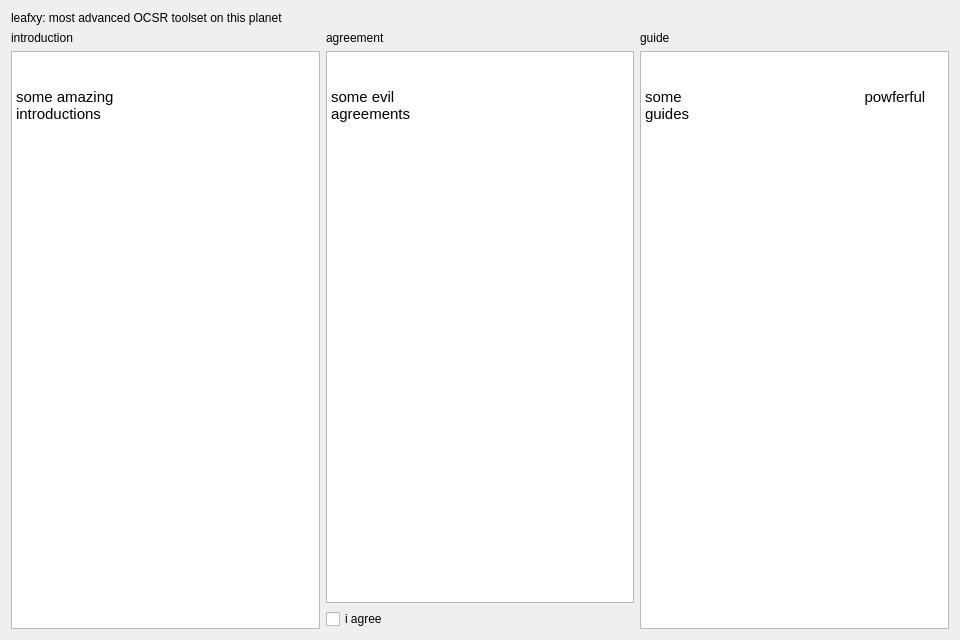
Qt form app/ui/welcome_widget.ui (xuguodong1999/COCR) before a commit.
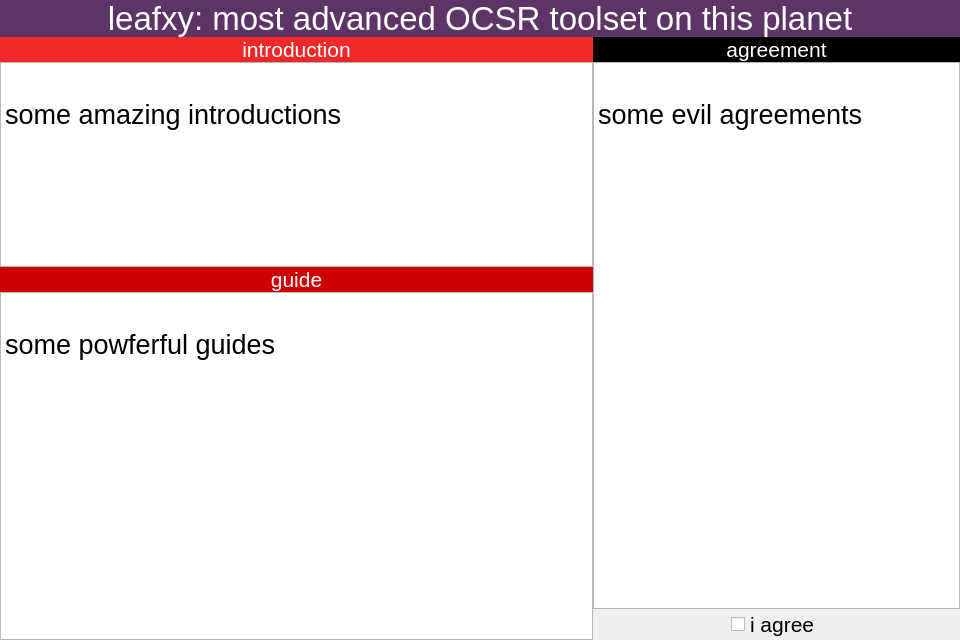
The same form after that commit. Icons and pictures are not drawn.

```diff
--- a/app/ui/welcome_widget.ui
+++ b/app/ui/welcome_widget.ui
@@ -14,26 +14,97 @@
             <string>Welcome</string>
         </property>
         <layout class="QVBoxLayout" name="verticalLayout">
+            <property name="spacing">
+                <number>0</number>
+            </property>
+            <property name="leftMargin">
+                <number>0</number>
+            </property>
+            <property name="topMargin">
+                <number>0</number>
+            </property>
+            <property name="rightMargin">
+                <number>0</number>
+            </property>
+            <property name="bottomMargin">
+                <number>0</number>
+            </property>
             <item>
                 <widget class="QLabel" name="welcome_label">
+                    <property name="sizePolicy">
+                        <sizepolicy hsizetype="Preferred" vsizetype="Fixed">
+                            <horstretch>0</horstretch>
+                            <verstretch>0</verstretch>
+                        </sizepolicy>
+                    </property>
+                    <property name="font">
+                        <font>
+                            <pointsize>25</pointsize>
+                        </font>
+                    </property>
+                    <property name="styleSheet">
+                        <string notr="true">background-color: rgb(92, 53, 102);
+                            color: rgb(255, 255, 255);
+                        </string>
+                    </property>
                     <property name="text">
                         <string>leafxy: most advanced OCSR toolset on this planet</string>
                     </property>
+                    <property name="alignment">
+                        <set>Qt::AlignCenter</set>
+                    </property>
                 </widget>
             </item>
             <item>
-                <layout class="QHBoxLayout" name="info_layout">
-                    <item>
+                <layout class="QGridLayout" name="gridLayout" rowstretch="618,1000" columnstretch="1000,618">
+                    <property name="spacing">
+                        <number>0</number>
+                    </property>
+                    <item row="0" column="0">
                         <layout class="QVBoxLayout" name="intro_layout">
+                            <property name="spacing">
+                                <number>0</number>
+                            </property>
                             <item>
                                 <widget class="QLabel" name="intro_label">
+                                    <property name="sizePolicy">
+                                        <sizepolicy hsizetype="Preferred" vsizetype="Fixed">
+                                            <horstretch>0</horstretch>
+                                            <verstretch>0</verstretch>
+                                        </sizepolicy>
+                                    </property>
+                                    <property name="font">
+                                        <font>
+                                            <pointsize>16</pointsize>
+                                        </font>
+                                    </property>
+                                    <property name="styleSheet">
+                                        <string notr="true">color: rgb(255, 255, 255);
+                                            background-color: rgb(239, 41, 41);
+                                        </string>
+                                    </property>
                                     <property name="text">
                                         <string>introduction</string>
                                     </property>
+                                    <property name="alignment">
+                                        <set>Qt::AlignCenter</set>
+                                    </property>
                                 </widget>
                             </item>
                             <item>
                                 <widget class="QTextEdit" name="intro_edit">
+                                    <property name="sizePolicy">
+                                        <sizepolicy hsizetype="Preferred" vsizetype="Preferred">
+                                            <horstretch>0</horstretch>
+                                            <verstretch>0</verstretch>
+                                        </sizepolicy>
+                                    </property>
+                                    <property name="inputMethodHints">
+                                        <set>Qt::ImhNone</set>
+                                    </property>
+                                    <property name="readOnly">
+                                        <bool>true</bool>
+                                    </property>
                                     <property name="html">
                                         <string>&lt;!DOCTYPE HTML PUBLIC &quot;-//W3C//DTD HTML 4.0//EN&quot; &quot;http://www.w3.org/TR/REC-html40/strict.dtd&quot;&gt;
                                             &lt;html&gt;&lt;head&gt;&lt;meta name=&quot;qrichtext&quot; content=&quot;1&quot;
@@ -42,28 +113,59 @@
                                             &lt;/style&gt;&lt;/head&gt;&lt;body style=&quot; font-family:'Ubuntu';
                                             font-size:11pt; font-weight:400; font-style:normal;&quot;&gt;
                                             &lt;p style=&quot; margin-top:0px; margin-bottom:0px; margin-left:0px;
-                                            margin-right:0px; -qt-block-indent:0; text-indent:0px;&quot;&gt;some amazing
-                                            introductions&lt;/p&gt;
-                                            &lt;p style=&quot; margin-top:0px; margin-bottom:0px; margin-left:0px;
-                                            margin-right:0px; -qt-block-indent:0; text-indent:0px;&quot;&gt;&lt;img src=&quot;:/img/logo.ico&quot;
-                                            /&gt;&lt;/p&gt;&lt;/body&gt;&lt;/html&gt;
+                                            margin-right:0px; -qt-block-indent:0; text-indent:0px;&quot;&gt;&lt;span
+                                            style=&quot; font-size:20pt;&quot;&gt;some amazing introductions&lt;/span&gt;&lt;/p&gt;&lt;/body&gt;&lt;/html&gt;
                                         </string>
                                     </property>
                                 </widget>
                             </item>
                         </layout>
                     </item>
-                    <item>
+                    <item row="0" column="1" rowspan="2">
                         <layout class="QVBoxLayout" name="agree_layout">
+                            <property name="spacing">
+                                <number>0</number>
+                            </property>
                             <item>
                                 <widget class="QLabel" name="agree_label">
+                                    <property name="sizePolicy">
+                                        <sizepolicy hsizetype="Preferred" vsizetype="Fixed">
+                                            <horstretch>0</horstretch>
+                                            <verstretch>0</verstretch>
+                                        </sizepolicy>
+                                    </property>
+                                    <property name="font">
+                                        <font>
+                                            <pointsize>16</pointsize>
+                                        </font>
+                                    </property>
+                                    <property name="styleSheet">
+                                        <string notr="true">color: rgb(255, 255, 255);
+                                            background-color: rgb(0, 0, 0);
+                                        </string>
+                                    </property>
                                     <property name="text">
                                         <string>agreement</string>
                                     </property>
+                                    <property name="alignment">
+                                        <set>Qt::AlignCenter</set>
+                                    </property>
                                 </widget>
                             </item>
                             <item>
                                 <widget class="QTextEdit" name="agree_edit">
+                                    <property name="sizePolicy">
+                                        <sizepolicy hsizetype="Preferred" vsizetype="Expanding">
+                                            <horstretch>0</horstretch>
+                                            <verstretch>0</verstretch>
+                                        </sizepolicy>
+                                    </property>
+                                    <property name="inputMethodHints">
+                                        <set>Qt::ImhNone</set>
+                                    </property>
+                                    <property name="readOnly">
+                                        <bool>true</bool>
+                                    </property>
                                     <property name="html">
                                         <string>&lt;!DOCTYPE HTML PUBLIC &quot;-//W3C//DTD HTML 4.0//EN&quot; &quot;http://www.w3.org/TR/REC-html40/strict.dtd&quot;&gt;
                                             &lt;html&gt;&lt;head&gt;&lt;meta name=&quot;qrichtext&quot; content=&quot;1&quot;
@@ -72,35 +174,97 @@
                                             &lt;/style&gt;&lt;/head&gt;&lt;body style=&quot; font-family:'Ubuntu';
                                             font-size:11pt; font-weight:400; font-style:normal;&quot;&gt;
                                             &lt;p style=&quot; margin-top:0px; margin-bottom:0px; margin-left:0px;
-                                            margin-right:0px; -qt-block-indent:0; text-indent:0px;&quot;&gt;some evil
-                                            agreements&lt;/p&gt;
-                                            &lt;p style=&quot; margin-top:0px; margin-bottom:0px; margin-left:0px;
-                                            margin-right:0px; -qt-block-indent:0; text-indent:0px;&quot;&gt;&lt;img src=&quot;:/img/logo.ico&quot;
-                                            /&gt;&lt;/p&gt;&lt;/body&gt;&lt;/html&gt;
+                                            margin-right:0px; -qt-block-indent:0; text-indent:0px;&quot;&gt;&lt;span
+                                            style=&quot; font-size:20pt;&quot;&gt;some evil agreements&lt;/span&gt;&lt;/p&gt;&lt;/body&gt;&lt;/html&gt;
                                         </string>
                                     </property>
                                 </widget>
                             </item>
-                            <item>
+                            <item alignment="Qt::AlignHCenter|Qt::AlignVCenter">
                                 <widget class="QCheckBox" name="agree_box">
+                                    <property name="sizePolicy">
+                                        <sizepolicy hsizetype="Expanding" vsizetype="Preferred">
+                                            <horstretch>0</horstretch>
+                                            <verstretch>0</verstretch>
+                                        </sizepolicy>
+                                    </property>
+                                    <property name="font">
+                                        <font>
+                                            <pointsize>16</pointsize>
+                                        </font>
+                                    </property>
+                                    <property name="layoutDirection">
+                                        <enum>Qt::LeftToRight</enum>
+                                    </property>
+                                    <property name="styleSheet">
+                                        <string notr="true"/>
+                                    </property>
                                     <property name="text">
                                         <string>i agree</string>
                                     </property>
+                                    <property name="icon">
+                                        <iconset resource="../../resources/app.qrc">
+                                            <normaloff>:/img/home.png</normaloff>:/img/home.png
+                                        </iconset>
+                                    </property>
+                                    <property name="iconSize">
+                                        <size>
+                                            <width>32</width>
+                                            <height>32</height>
+                                        </size>
+                                    </property>
+                                    <property name="tristate">
+                                        <bool>false</bool>
+                                    </property>
                                 </widget>
                             </item>
                         </layout>
                     </item>
-                    <item>
+                    <item row="1" column="0">
                         <layout class="QVBoxLayout" name="guide_layout">
+                            <property name="spacing">
+                                <number>0</number>
+                            </property>
                             <item>
                                 <widget class="QLabel" name="guide_label">
+                                    <property name="sizePolicy">
+                                        <sizepolicy hsizetype="Preferred" vsizetype="Fixed">
+                                            <horstretch>0</horstretch>
+                                            <verstretch>0</verstretch>
+                                        </sizepolicy>
+                                    </property>
+                                    <property name="font">
+                                        <font>
+                                            <pointsize>16</pointsize>
+                                        </font>
+                                    </property>
+                                    <property name="styleSheet">
+                                        <string notr="true">color: rgb(255, 255, 255);
+                                            background-color: rgb(204, 0, 0);
+                                        </string>
+                                    </property>
                                     <property name="text">
                                         <string>guide</string>
                                     </property>
+                                    <property name="alignment">
+                                        <set>Qt::AlignCenter</set>
+                                    </property>
                                 </widget>
                             </item>
                             <item>
                                 <widget class="QTextEdit" name="guide_edit">
+                                    <property name="sizePolicy">
+                                        <sizepolicy hsizetype="Preferred" vsizetype="Preferred">
+                                            <horstretch>0</horstretch>
+                                            <verstretch>0</verstretch>
+                                        </sizepolicy>
+                                    </property>
+                                    <property name="inputMethodHints">
+                                        <set>Qt::ImhNone</set>
+                                    </property>
+                                    <property name="readOnly">
+                                        <bool>true</bool>
+                                    </property>
                                     <property name="html">
                                         <string>&lt;!DOCTYPE HTML PUBLIC &quot;-//W3C//DTD HTML 4.0//EN&quot; &quot;http://www.w3.org/TR/REC-html40/strict.dtd&quot;&gt;
                                             &lt;html&gt;&lt;head&gt;&lt;meta name=&quot;qrichtext&quot; content=&quot;1&quot;
@@ -109,11 +273,8 @@
                                             &lt;/style&gt;&lt;/head&gt;&lt;body style=&quot; font-family:'Ubuntu';
                                             font-size:11pt; font-weight:400; font-style:normal;&quot;&gt;
                                             &lt;p style=&quot; margin-top:0px; margin-bottom:0px; margin-left:0px;
-                                            margin-right:0px; -qt-block-indent:0; text-indent:0px;&quot;&gt;some
-                                            powferful guides&lt;/p&gt;
-                                            &lt;p style=&quot; margin-top:0px; margin-bottom:0px; margin-left:0px;
-                                            margin-right:0px; -qt-block-indent:0; text-indent:0px;&quot;&gt;&lt;img src=&quot;:/img/logo.ico&quot;
-                                            /&gt;&lt;/p&gt;&lt;/body&gt;&lt;/html&gt;
+                                            margin-right:0px; -qt-block-indent:0; text-indent:0px;&quot;&gt;&lt;span
+                                            style=&quot; font-size:20pt;&quot;&gt;some powferful guides&lt;/span&gt;&lt;/p&gt;&lt;/body&gt;&lt;/html&gt;
                                         </string>
                                     </property>
                                 </widget>
```
